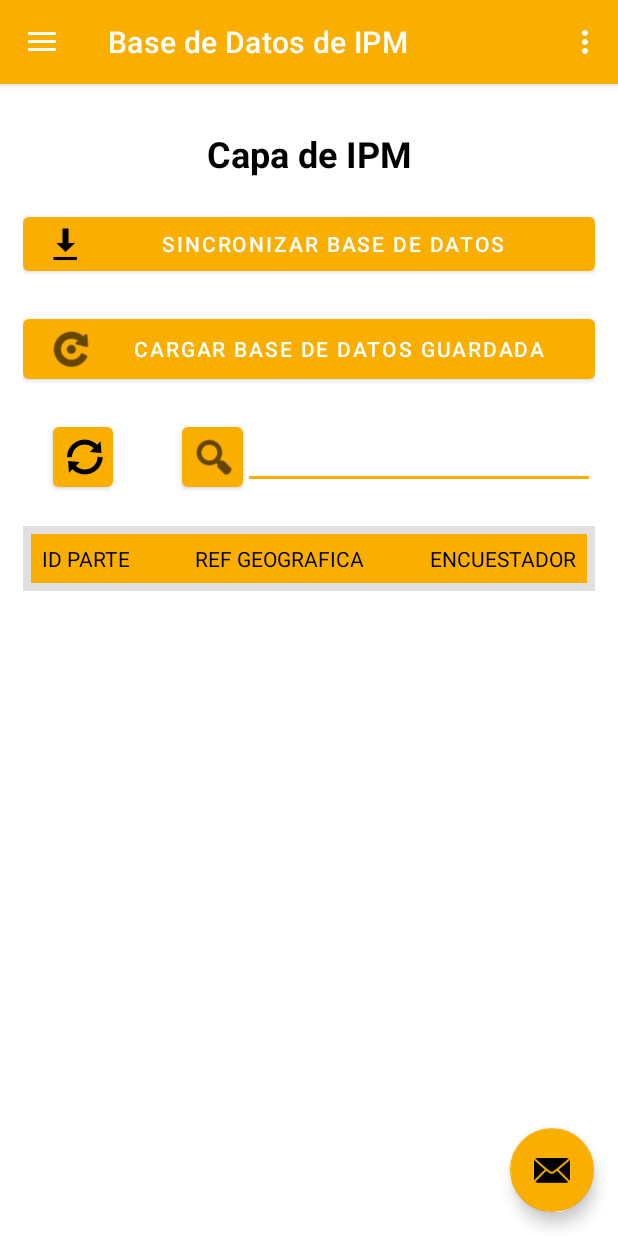
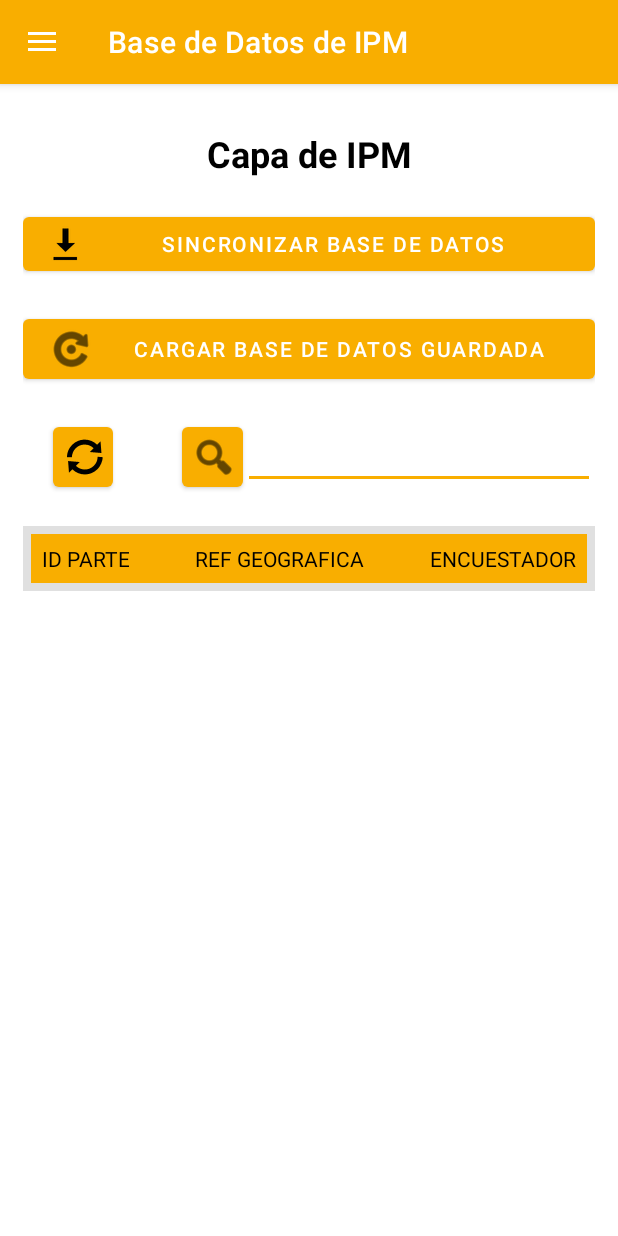
Before and after one commit to ApuTHC/ProyectoSGCAppCampo, an Android app: the screen it shows after launch (MainActivity), in the side drawer, after a tap on "Base de Datos de IPM", on a phone screen of 412 x 824 dp. Run offline under Robolectric (Android 15) with nearby library versions, the phone set to English and light mode, and no system bars; our stand-ins replace Firebase (no records; nobody signed in at launch, a user with empty details on screens opened directly), Picasso, navigation-ui.

```diff
--- a/app/src/main/java/com/unal/proyectosgcappcampo/MainActivity.java
+++ b/app/src/main/java/com/unal/proyectosgcappcampo/MainActivity.java
@@ -44,13 +44,13 @@ public class MainActivity extends AppCompatActivity {
         setContentView(binding.getRoot());
 
         setSupportActionBar(binding.appBarMain.toolbar);
-        binding.appBarMain.fab.setOnClickListener(new View.OnClickListener() {
-            @Override
-            public void onClick(View view) {
-                Snackbar.make(view, "Replace with your own action", Snackbar.LENGTH_LONG)
-                        .setAction("Action", null).show();
-            }
-        });
+//        binding.appBarMain.fab.setOnClickListener(new View.OnClickListener() {
+//            @Override
+//            public void onClick(View view) {
+//                Snackbar.make(view, "Replace with your own action", Snackbar.LENGTH_LONG)
+//                        .setAction("Action", null).show();
+//            }
+//        });
         DrawerLayout drawer = binding.drawerLayout;
         NavigationView navigationView = binding.navView;
 
@@ -102,7 +102,7 @@ public class MainActivity extends AppCompatActivity {
     @Override
     public boolean onCreateOptionsMenu(Menu menu) {
         // Inflate the menu; this adds items to the action bar if it is present.
-        getMenuInflater().inflate(R.menu.main, menu);
+//        getMenuInflater().inflate(R.menu.main, menu);
         return true;
     }
 
--- a/app/src/main/res/layout/app_bar_main.xml
+++ b/app/src/main/res/layout/app_bar_main.xml
@@ -22,13 +22,13 @@
 
     <include layout="@layout/content_main" />
 
-    <com.google.android.material.floatingactionbutton.FloatingActionButton
-        android:id="@+id/fab"
-        android:layout_width="wrap_content"
-        android:layout_height="wrap_content"
-        android:layout_gravity="bottom|end"
-        android:layout_marginEnd="@dimen/fab_margin"
-        android:layout_marginBottom="16dp"
-        app:srcCompat="@android:drawable/ic_dialog_email" />
+<!--    <com.google.android.material.floatingactionbutton.FloatingActionButton-->
+<!--        android:id="@+id/fab"-->
+<!--        android:layout_width="wrap_content"-->
+<!--        android:layout_height="wrap_content"-->
+<!--        android:layout_gravity="bottom|end"-->
+<!--        android:layout_marginEnd="@dimen/fab_margin"-->
+<!--        android:layout_marginBottom="16dp"-->
+<!--        app:srcCompat="@android:drawable/ic_dialog_email" />-->
 
 </androidx.coordinatorlayout.widget.CoordinatorLayout>
```
